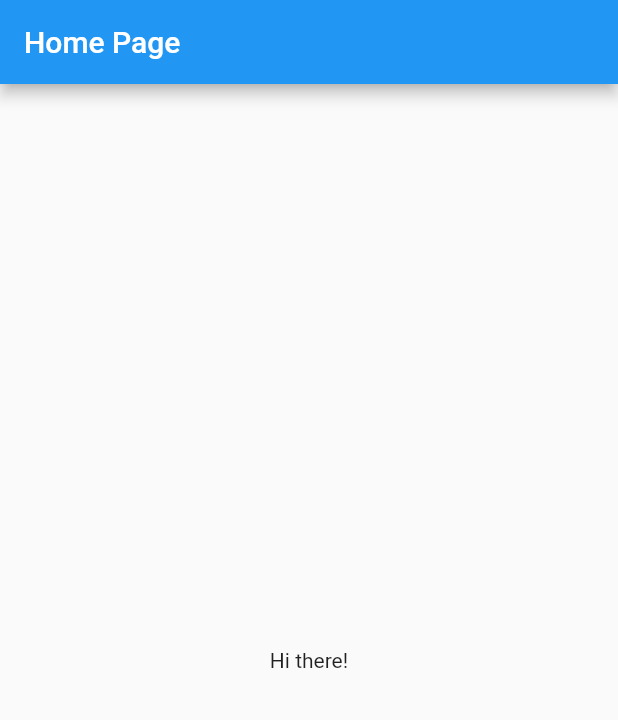
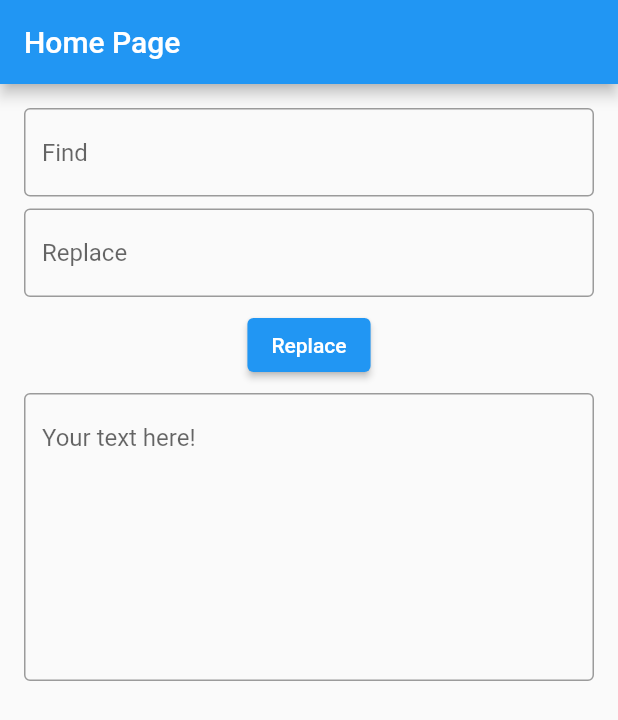
Before and after one commit to sayedi-sm/mcit_hw_app, a Flutter app: the screen it shows after launch, on a phone screen of 412 x 824 dp. Shown: the top 720 px of the screen. Run offline on Flutter 3.47's test engine with Material 2 defaults, Android fonts, the light colour scheme and no system bars.

Commit message:
Javascript class work

```diff
--- a/lib/home_page.dart
+++ b/lib/home_page.dart
@@ -1,7 +1,16 @@
 import 'package:flutter/material.dart';
 
-class HomePage extends StatelessWidget {
+class HomePage extends StatefulWidget {
   const HomePage({Key? key}) : super(key: key);
+
+  @override
+  State<HomePage> createState() => _HomePageState();
+}
+
+class _HomePageState extends State<HomePage> {
+  final TextEditingController _findController = TextEditingController(),
+      _replaceController = TextEditingController(),
+      _resultController = TextEditingController();
 
   @override
   Widget build(BuildContext context) {
@@ -9,8 +18,50 @@ class HomePage extends StatelessWidget {
       appBar: AppBar(
         title: const Text('Home Page'),
       ),
-      body: const Center(
-        child: Text('Hi there!'),
+      body: SingleChildScrollView(
+        keyboardDismissBehavior: ScrollViewKeyboardDismissBehavior.onDrag,
+        child: Padding(
+          padding: const EdgeInsets.all(16.0),
+          child: Column(
+            children: [
+              TextField(
+                controller: _findController,
+                decoration: const InputDecoration(
+                  hintText: 'Find',
+                  border: OutlineInputBorder(),
+                ),
+              ),
+              const SizedBox(height: 8),
+              TextField(
+                controller: _replaceController,
+                decoration: const InputDecoration(
+                  hintText: 'Replace',
+                  border: OutlineInputBorder(),
+                ),
+              ),
+              const SizedBox(height: 8),
+              ElevatedButton(
+                onPressed: () {
+                  setState(() {
+                    _resultController.text = _resultController.text.replaceAll(
+                        _findController.text.trim(),
+                        _replaceController.text.trim());
+                  });
+                },
+                child: const Text('Replace'),
+              ),
+              const SizedBox(height: 8),
+              TextField(
+                controller: _resultController,
+                maxLines: 8,
+                decoration: const InputDecoration(
+                  hintText: 'Your text here!',
+                  border: OutlineInputBorder(),
+                ),
+              ),
+            ],
+          ),
+        ),
       ),
     );
   }
--- /dev/null
+++ b/lib/temp.dart
@@ -0,0 +1,5 @@
+
+main () {
+  List<String> string = ['ahmad', 'is', 'not'];
+  print(string.join(' '));
+}
```
